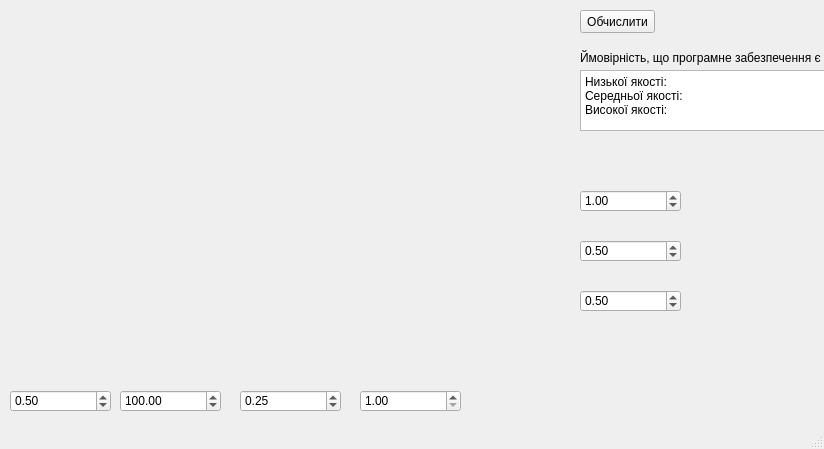
Before: the Qt Designer form forms/software-quality-model.ui in CDovgal/software-quality-model, drawn with Qt 5.
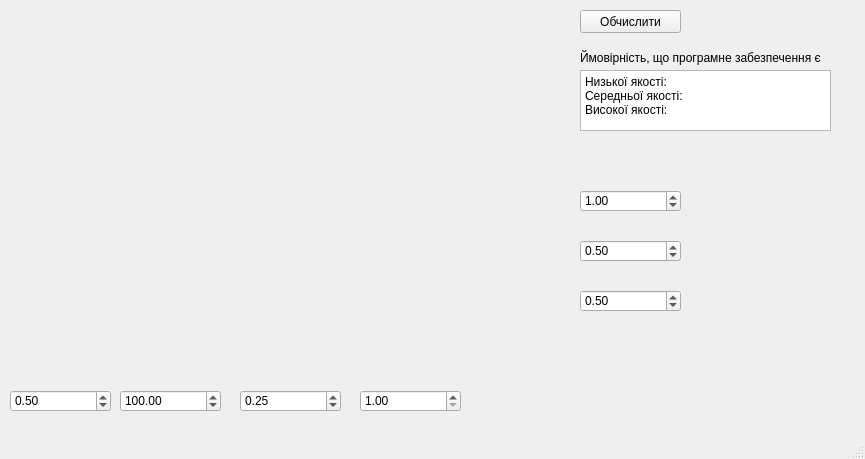
After: the same form once the commit is applied. Icons and pictures are not drawn.

Commit message: Mac adaptation

```diff
--- a/forms/software-quality-model.ui
+++ b/forms/software-quality-model.ui
@@ -6,8 +6,8 @@
    <rect>
     <x>0</x>
     <y>0</y>
-    <width>824</width>
-    <height>449</height>
+    <width>865</width>
+    <height>459</height>
    </rect>
   </property>
   <property name="windowTitle">
@@ -26,7 +26,7 @@
      <rect>
       <x>580</x>
       <y>10</y>
-      <width>75</width>
+      <width>101</width>
       <height>23</height>
      </rect>
     </property>
@@ -212,7 +212,7 @@
      <rect>
       <x>580</x>
       <y>50</y>
-      <width>241</width>
+      <width>281</width>
       <height>16</height>
      </rect>
     </property>
```
Left out of the diff: 4 changed lines with no effect on the pictures.
